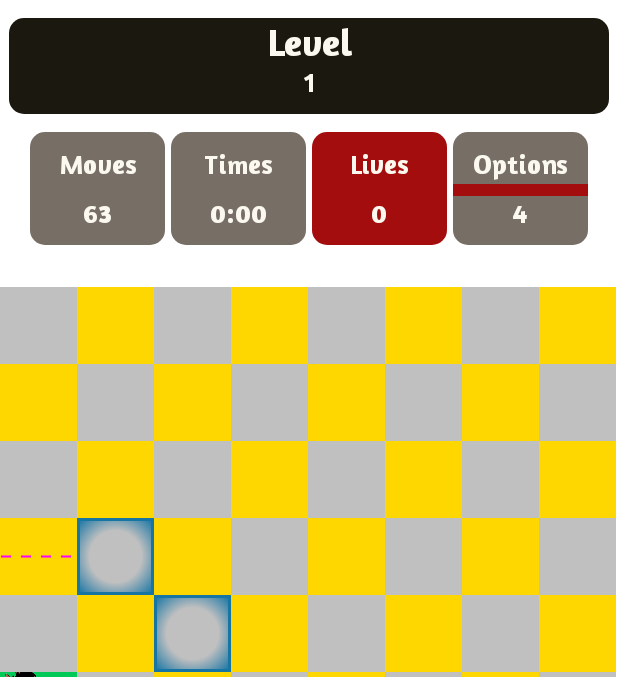
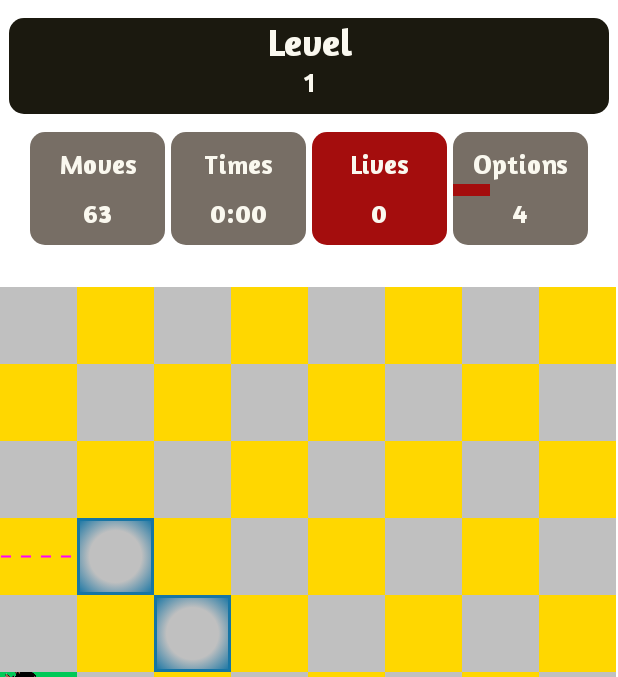
Before and after one commit to lenncode/CHESS---HOURSE, an Android app: the screen it shows after launch (MainActivity), on a phone screen of 412 x 824 dp, the part 130-807 px from its top. Run offline under Robolectric (Android 15) with nearby library versions, the phone set to English and light mode, and no system bars.

Commit message:
CONTROL DE BONUS

```diff
--- a/app/src/main/java/com/example/horsegame/MainActivity.kt
+++ b/app/src/main/java/com/example/horsegame/MainActivity.kt
@@ -13,12 +13,17 @@ import androidx.core.content.ContextCompat
 
 class MainActivity : AppCompatActivity() {
 
+    private var widht_bonus = 0
     private var cellSelected_x = 0
     private var cellSelected_y = 0
+    private var levelMoves = 64
 
     private var moves = 64
     private var movesRequired = 4
     private var options = 0
+    private var bonus = 0
+
+
     private var nameColorBlack = "black_cell"
     private var nameColorWhite = "white_cell"
     private lateinit var board: Array<IntArray>
@@ -45,6 +50,7 @@ class MainActivity : AppCompatActivity() {
         val y = name.subSequence(2, 3).toString().toInt()
 
         checkCell(x, y)
+        board
     }
 
     private fun checkCell(x: Int, y: Int) {
@@ -89,8 +95,16 @@ class MainActivity : AppCompatActivity() {
 
     private fun selectCell(x: Int, y: Int) {
         moves--
-        var ivMovesData = findViewById<TextView>(R.id.tvMovesData)
-        ivMovesData.text = moves.toString()
+        var tvMovesData = findViewById<TextView>(R.id.tvMovesData)
+        tvMovesData.text = moves.toString()
+
+        growProgressBonus()
+        if (board[x][y] == 2) {
+            bonus++
+            var tvBonusData = findViewById<TextView>(R.id.tvBonusData)
+            tvBonusData.text = " + $bonus "
+        }
+
 
         board[x][y] = 1
         paintHorseCell(cellSelected_x, cellSelected_y, "previus_cell")
@@ -110,6 +124,20 @@ class MainActivity : AppCompatActivity() {
         }
     }
 
+    private fun growProgressBonus() {
+        var moves_done = levelMoves - moves
+        var bonus_done = moves_done / movesRequired
+        var moves_rest = movesRequired * (bonus_done)
+        var bonus_grow = moves_done - moves_rest
+        var v = findViewById<View>(R.id.vNewBonus)
+        var widthBonus = ((widht_bonus / movesRequired )* bonus_grow).toFloat()
+
+        var height = TypedValue.applyDimension(TypedValue.COMPLEX_UNIT_DIP,8f,getResources().getDisplayMetrics()).toInt()
+        var width = TypedValue.applyDimension(TypedValue.COMPLEX_UNIT_DIP,widthBonus,getResources().getDisplayMetrics()).toInt()
+        v.setLayoutParams(TableRow.LayoutParams(width,height))
+
+    }
+
     private fun checkNewBonus() {
         if (moves % movesRequired == 0) {
             var bonusCell_x = 0
@@ -120,16 +148,17 @@ class MainActivity : AppCompatActivity() {
                 bonusCell_x = (0..7).random()
                 bonusCell_y = (0..7).random()
 
-                if (board[bonusCell_x][bonusCell_y] == 0)bonusCell = true
+                if (board[bonusCell_x][bonusCell_y] == 0) bonusCell = true
 
             }
             board[bonusCell_x][bonusCell_y] = 2
-            paintBonusCell(bonusCell_x,bonusCell_y)
+            paintBonusCell(bonusCell_x, bonusCell_y)
         }
     }
 
     private fun paintBonusCell(x: Int, y: Int) {
-        var iv:ImageView = findViewById<ImageView>(resources.getIdentifier("c$x$y","id",packageName))
+        var iv: ImageView =
+            findViewById<ImageView>(resources.getIdentifier("c$x$y", "id", packageName))
         iv.setImageResource(R.drawable.alcohol_verde)
     }
 
@@ -178,7 +207,7 @@ class MainActivity : AppCompatActivity() {
         checkMove(x, y, -2, 1)
         checkMove(x, y, -1, -2)
         checkMove(x, y, -2, -1)
-        var tvOptionsData = findViewById<TextView>(R.id.tvOptionsData)
+        val tvOptionsData = findViewById<TextView>(R.id.tvOptionsData)
         tvOptionsData.text = options.toString()
     }
 
@@ -192,7 +221,7 @@ class MainActivity : AppCompatActivity() {
             if (board[option_x][option_y] == 0 || board[option_x][option_y] == 2) {
                 options++
                 paintOptions(option_x, option_y)
-                board[option_x][option_y] = 9
+                if (board[option_x][option_y] == 0) board[option_x][option_y] = 9
             }
         }
 
@@ -240,7 +269,7 @@ class MainActivity : AppCompatActivity() {
         var lateralMarginDP = 0
         val width_cell = (width_dp - lateralMarginDP) / 8
         val height_cell = width_cell
-
+        widht_bonus = 2 * width_cell.toInt()
         for (i in 0..7) {
             for (j in 0..7) {
                 iv = findViewById(
--- a/app/src/main/res/layout/activity_main.xml
+++ b/app/src/main/res/layout/activity_main.xml
@@ -233,20 +233,37 @@
 
                         android:translationY="-8dp" />
 
+                    <LinearLayout
+                        android:layout_width="match_parent"
+                        android:layout_height="match_parent"
+                        android:background="@drawable/bg_data_bottom"
+                        android:gravity="center"
+                        android:orientation="horizontal"
+                        android:translationY="-8dp">
+
                         <TextView
                             android:id="@+id/tvOptionsData"
-                        android:layout_width="match_parent"
+                            android:layout_width="wrap_content"
                             android:layout_height="wrap_content"
-                        android:background="@drawable/bg_data_bottom"
                             android:fontFamily="@font/amaranth_bold"
                             android:paddingBottom="10dp"
                             android:text="0"
                             android:textAlignment="center"
                             android:textColor="@color/app_color_light"
-                        android:textSize="18sp"
-                        android:translationY="-8dp" />
+                            android:textSize="18sp" />
 
+                        <TextView
+                            android:id="@+id/tvBonusData"
+                            android:layout_width="wrap_content"
+                            android:layout_height="wrap_content"
+                            android:background="@drawable/bg_data_bottom"
+                            android:fontFamily="@font/amaranth_bold"
+                            android:paddingBottom="10dp"
+                            android:textAlignment="center"
+                            android:textColor="@color/app_color_light"
+                            android:textSize="18sp" />
 
+                    </LinearLayout>
                 </LinearLayout>
             </LinearLayout>
 
@@ -522,9 +539,9 @@
                             android:layout_height="43dp"
                             android:layout_column="1"
                             android:layout_weight="1"
-                            android:src="@drawable/dotted"
                             android:background="@color/black_cell"
                             android:onClick="checkChellClick"
+                            android:src="@drawable/dotted"
                             android:tag="c04" />
 
                         <ImageView
```
Lines whose indentation alone changed are shown as unchanged.
